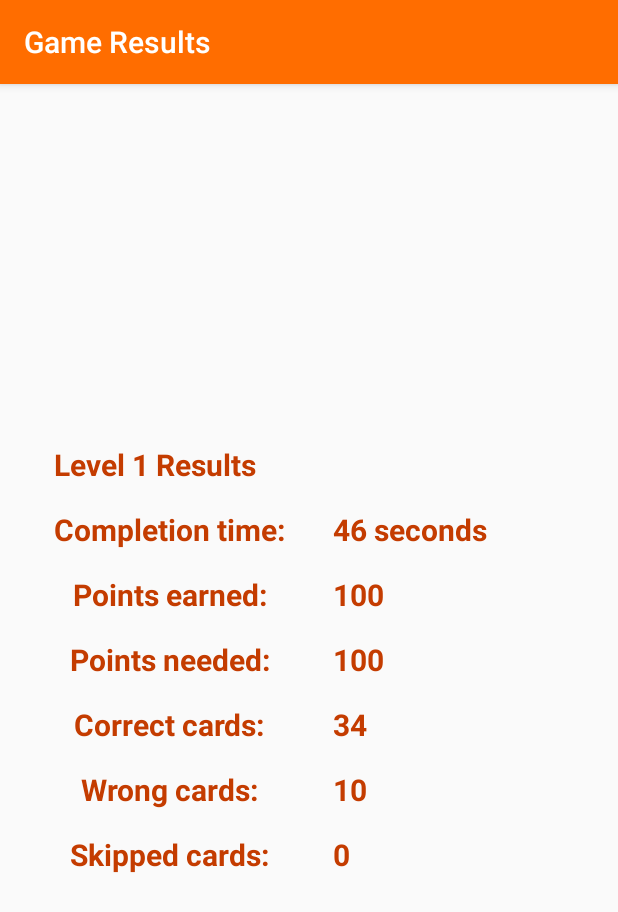
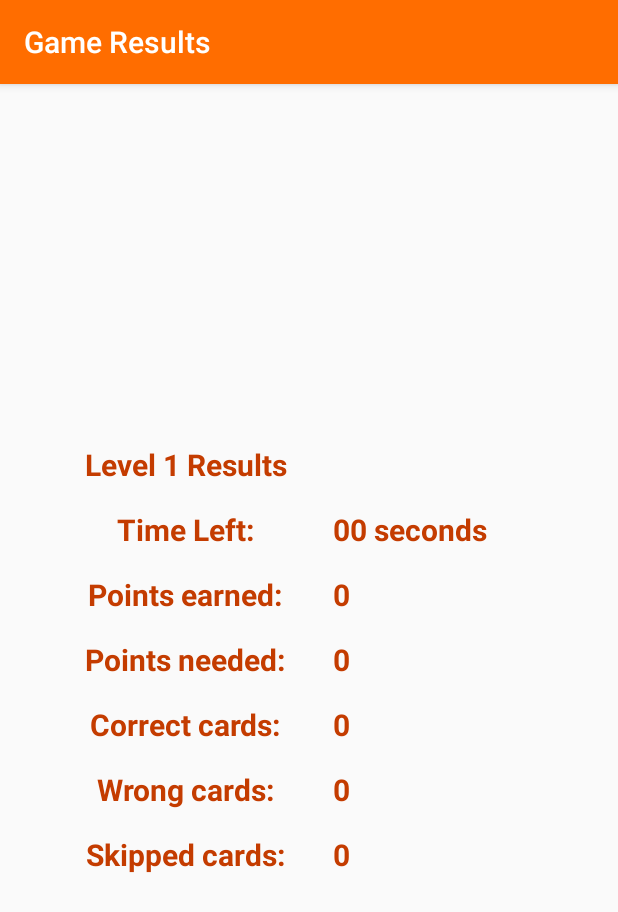
Before and after one commit to IsaacAsante/ColorCards, an Android app: the GameResultActivity screen opened directly, with no data from a screen before it, on a phone screen of 412 x 824 dp. Shown: the top 912 px of the screen. Run offline under Robolectric (Android 15) with nearby library versions, the phone set to English and light mode, and no system bars; our stand-ins replace AdMob; libraries missing offline, so code that uses them is left out: com.applovin.sdk; 9 statements that could not run were skipped.

Commit message:
MAJOR UPDATE. The game results activity is now showing data sent to it by FragmentUserProgress.java and FragmentResults.java

```diff
--- a/src/main/java/com/nexrank/isaac/coloredcardsbraingame/GameResultActivity.java
+++ b/src/main/java/com/nexrank/isaac/coloredcardsbraingame/GameResultActivity.java
@@ -1,14 +1,76 @@
 package com.nexrank.isaac.coloredcardsbraingame;
 
+import android.content.Intent;
 import android.support.v7.app.AppCompatActivity;
 import android.os.Bundle;
+import android.widget.TextView;
+
+import java.util.Locale;
 
 public class GameResultActivity extends AppCompatActivity {
+
+    private TextView textView_Header;
+    private TextView textView_LevelTimeLeft;
+    private TextView textView_LevelPoints;
+    private TextView textView_PointsNeeded;
+    private TextView textView_CorrectAnswers;
+    private TextView textView_WrongAnswers;
+    private TextView textView_SkippedAnswers;
 
     @Override
     protected void onCreate(Bundle savedInstanceState) {
         super.onCreate(savedInstanceState);
         setContentView(R.layout.activity_game_result);
         setTitle("Game Results");
+
+        initiateViews();
+        assignValuesToViews();
+    }
+
+    private void initiateViews() {
+        textView_Header = findViewById(R.id.textView_ResultsHeader);
+        textView_LevelTimeLeft = findViewById(R.id.textView_LevelTimeLeft);
+        textView_LevelPoints = findViewById(R.id.textView_YourLevelPoints);
+        textView_PointsNeeded = findViewById(R.id.textView_LevelPoints);
+        textView_CorrectAnswers = findViewById(R.id.textView_YourCorrectAnswers);
+        textView_WrongAnswers = findViewById(R.id.textView_YourWrongAnswers);
+        textView_SkippedAnswers = findViewById(R.id.textView_YourSkippedAnswers);
+    }
+
+    private void assignValuesToViews() {
+        Intent gameIntent = getIntent();
+        Bundle userProgressBundle = gameIntent.getBundleExtra("userProgress");
+        Bundle gameResultBundle = gameIntent.getBundleExtra("gameResult");
+
+        // Display the time left
+        String formattedTimeLeft; // How the time is displayed
+        int minutes = (int) (userProgressBundle.getLong("timeLeft") / 1000) / 60;
+        int secondsLeft = (int) (userProgressBundle.getLong("timeLeft") / 1000) % 60; // Convert the time left on the clock in seconds
+        if (minutes > 0) {
+            formattedTimeLeft = String.format(Locale.getDefault(), "%dmin and %02ds", minutes, secondsLeft);
+        } else {
+            formattedTimeLeft = String.format(Locale.getDefault(), "%02d seconds", secondsLeft);
+        }
+        textView_LevelTimeLeft.setText(formattedTimeLeft);
+
+        // Display points accumulated
+        int pointsAccumulated = userProgressBundle.getInt("pointsAccumulated");
+        textView_LevelPoints.setText(String.valueOf(pointsAccumulated));
+
+        // Display points to reach
+        int pointsToReach = userProgressBundle.getInt("pointsToReach");
+        textView_PointsNeeded.setText(String.valueOf(pointsToReach));
+
+        // Display correct cards
+        int correctAnswerCount = gameResultBundle.getInt("correctAnswerCount");
+        textView_CorrectAnswers.setText(String.valueOf(correctAnswerCount));
+
+        // Display wrong cards
+        int wrongAnswerCount = gameResultBundle.getInt("wrongAnswerCount");
+        textView_WrongAnswers.setText(String.valueOf(wrongAnswerCount));
+
+        // Display skipped cards
+        int skippedAnswerCount = gameResultBundle.getInt("skippedAnswerCount");
+        textView_SkippedAnswers.setText(String.valueOf(skippedAnswerCount));
     }
 }
--- a/src/main/res/layout/activity_game_result.xml
+++ b/src/main/res/layout/activity_game_result.xml
@@ -26,10 +26,10 @@
             style="@style/GameResultData"/>
 
         <TextView
-            android:id="@+id/textView_LevelCompletionLabel"
+            android:id="@+id/textView_LevelTimeLeftLabel"
             android:layout_width="wrap_content"
             android:layout_height="wrap_content"
-            android:text="Completion time:"
+            android:text="Time Left:"
             style="@style/GameResultLabel"
             app:layout_constraintStart_toStartOf="parent"
             app:layout_constraintTop_toBottomOf="@id/textView_ResultsHeader"
@@ -37,10 +37,10 @@
 
 
         <TextView
-            android:id="@+id/textView_LevelCompletion"
+            android:id="@+id/textView_LevelTimeLeft"
             android:layout_width="wrap_content"
             android:layout_height="wrap_content"
-            android:text="46 seconds"
+            android:text=""
             style="@style/GameResultData"
             app:layout_constraintTop_toBottomOf="@id/textView_ResultsHeader"
             app:layout_constraintStart_toEndOf="@id/guideline"/>
@@ -51,7 +51,7 @@
             android:layout_height="wrap_content"
             android:text="Points earned:"
             style="@style/GameResultLabel"
-            app:layout_constraintTop_toBottomOf="@id/textView_LevelCompletionLabel"
+            app:layout_constraintTop_toBottomOf="@id/textView_LevelTimeLeftLabel"
             app:layout_constraintStart_toStartOf="parent"
             app:layout_constraintEnd_toStartOf="@id/guideline"/>
 
@@ -60,8 +60,8 @@
             android:id="@+id/textView_YourLevelPoints"
             android:layout_width="wrap_content"
             android:layout_height="wrap_content"
-            android:text="100"
-            app:layout_constraintTop_toBottomOf="@id/textView_LevelCompletion"
+            android:text=""
+            app:layout_constraintTop_toBottomOf="@id/textView_LevelTimeLeft"
             style="@style/GameResultData"
             app:layout_constraintStart_toEndOf="@id/guideline"/>
 
@@ -80,10 +80,11 @@
             android:id="@+id/textView_LevelPoints"
             android:layout_width="wrap_content"
             android:layout_height="wrap_content"
-            android:text="100"
+            android:text=""
             style="@style/GameResultData"
             app:layout_constraintTop_toBottomOf="@id/textView_YourLevelPoints"
             app:layout_constraintStart_toEndOf="@id/guideline"/>
+
 
         <TextView
             android:id="@+id/textView_YourCorrectAnswers_Label"
@@ -99,7 +100,7 @@
             android:id="@+id/textView_YourCorrectAnswers"
             android:layout_width="wrap_content"
             android:layout_height="wrap_content"
-            android:text="34"
+            android:text=""
             style="@style/GameResultData"
             app:layout_constraintTop_toBottomOf="@id/textView_LevelPoints"
             app:layout_constraintStart_toEndOf="@id/guideline"/>
@@ -118,7 +119,7 @@
             android:id="@+id/textView_YourWrongAnswers"
             android:layout_width="wrap_content"
             android:layout_height="wrap_content"
-            android:text="10"
+            android:text=""
             style="@style/GameResultData"
             app:layout_constraintTop_toBottomOf="@id/textView_YourCorrectAnswers"
             app:layout_constraintStart_toEndOf="@id/guideline"/>
@@ -137,7 +138,7 @@
             android:id="@+id/textView_YourSkippedAnswers"
             android:layout_width="wrap_content"
             android:layout_height="wrap_content"
-            android:text="0"
+            android:text=""
             style="@style/GameResultData"
             app:layout_constraintTop_toBottomOf="@id/textView_YourWrongAnswers"
             app:layout_constraintStart_toEndOf="@id/guideline"/>
```
Also changed, not shown: src/main/java/com/nexrank/isaac/coloredcardsbraingame/FragmentUserProgress.java (+3 -14 lines).
